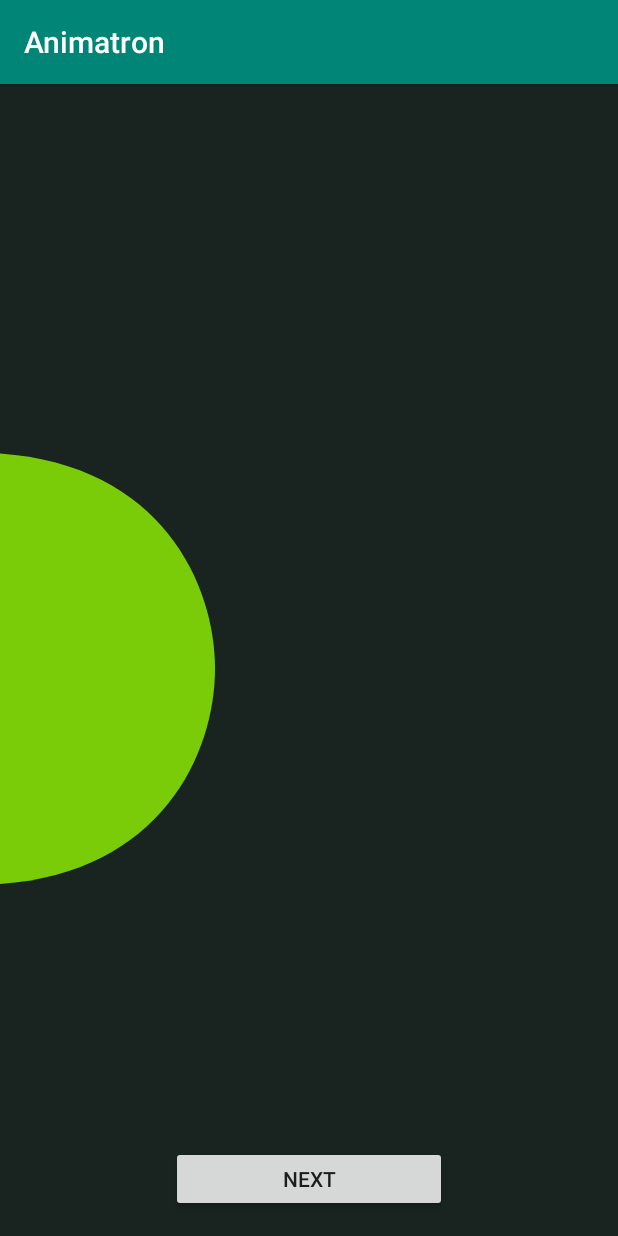
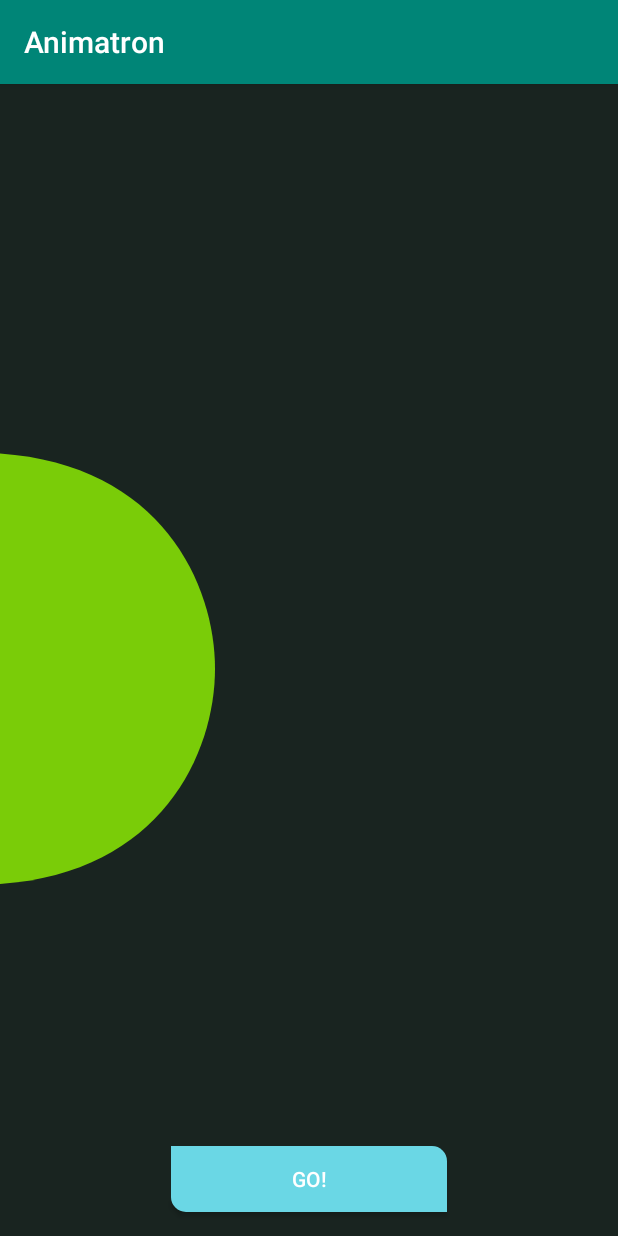
Before and after one commit to i-redbyte/Animatron, an Android app: the GolangPowerActivity screen opened directly, with no data from a screen before it, on a phone screen of 412 x 824 dp. Run offline under Robolectric (Android 15) with nearby library versions, the phone set to English and light mode, and no system bars.

Commit message:
add btn go power design + small fixes

```diff
--- /dev/null
+++ b/app/src/main/res/drawable/btn_go_power.xml
@@ -0,0 +1,11 @@
+<?xml version="1.0" encoding="utf-8"?>
+<shape xmlns:android="http://schemas.android.com/apk/res/android"
+    android:padding="10dp"
+    android:shape="rectangle">
+    <solid android:color="@color/colorGo" /> <!-- this one is ths color of the Rounded Button -->
+    <corners
+        android:bottomLeftRadius="10dp"
+        android:bottomRightRadius="0dp"
+        android:topLeftRadius="0dp"
+        android:topRightRadius="10dp" />
+</shape>
--- a/app/src/main/res/drawable/ic_scene_mask.xml
+++ b/app/src/main/res/drawable/ic_scene_mask.xml
@@ -4,7 +4,7 @@
     android:viewportWidth="290"
     android:viewportHeight="370">
     <path
-        android:fillColor="@color/colorBackgroundThreeScenes"
+        android:fillColor="@color/colorBkgGoPowerScenes"
         android:fillType="evenOdd"
         android:pathData="M269.9,39.7c-27.1,60.5 -85.2,82.2 -129,82.2c-43.9,0 -101.9,-21.7 -129,-82.2H0v329.6h281.8V39.7H269.9z" />
 </vector>
--- a/app/src/main/res/drawable/ic_semicircle.xml
+++ b/app/src/main/res/drawable/ic_semicircle.xml
@@ -4,7 +4,7 @@
     android:viewportWidth="143"
     android:viewportHeight="300">
     <path
-        android:fillColor="#7ACC08"
+        android:fillColor="@color/colorGreen"
         android:fillType="evenOdd"
         android:pathData="M0,144.09c0,59.097 39.327,144.092 160,144.092V0C39.45,0 0,84.911 0,144.09" />
 </vector>
--- a/app/src/main/res/layout/activity_golang_power.xml
+++ b/app/src/main/res/layout/activity_golang_power.xml
@@ -5,7 +5,7 @@
     android:id="@+id/gopherRootMotion"
     android:layout_width="match_parent"
     android:layout_height="match_parent"
-    android:background="@color/colorBackgroundThreeScenes"
+    android:background="@color/colorBkgGoPowerScenes"
     android:gravity="center_horizontal"
     android:orientation="vertical"
     app:layoutDescription="@xml/gopher_animation_scene">
@@ -25,7 +25,10 @@
         android:layout_height="44dp"
         android:layout_marginBottom="16dp"
         android:gravity="center"
+        android:textColor="@color/colorWhite"
+        android:background="@drawable/btn_go_power"
         android:text="@string/go_power"
+        android:fontFamily="sans-serif-medium"
         app:layout_constraintBottom_toBottomOf="parent"
         app:layout_constraintEnd_toEndOf="parent"
         app:layout_constraintStart_toStartOf="parent" />
@@ -58,7 +61,7 @@
         android:id="@+id/onboarding_activity_bottom_cover"
         android:layout_width="0dp"
         android:layout_height="0dp"
-        android:background="@color/colorBackgroundThreeScenes"
+        android:background="@color/colorBkgGoPowerScenes"
         app:layout_constraintBottom_toBottomOf="parent"
         app:layout_constraintEnd_toEndOf="parent"
         app:layout_constraintStart_toStartOf="parent"
--- a/app/src/main/res/mipmap-anydpi-v26/ic_launcher.xml
+++ /dev/null
@@ -1,5 +0,0 @@
-<?xml version="1.0" encoding="utf-8"?>
-<adaptive-icon xmlns:android="http://schemas.android.com/apk/res/android">
-    <background android:drawable="@drawable/ic_launcher_background" />
-    <foreground android:drawable="@drawable/ic_launcher_foreground" />
-</adaptive-icon>
--- a/app/src/main/res/mipmap-anydpi-v26/ic_launcher_round.xml
+++ /dev/null
@@ -1,5 +0,0 @@
-<?xml version="1.0" encoding="utf-8"?>
-<adaptive-icon xmlns:android="http://schemas.android.com/apk/res/android">
-    <background android:drawable="@drawable/ic_launcher_background" />
-    <foreground android:drawable="@drawable/ic_launcher_foreground" />
-</adaptive-icon>
--- a/app/src/main/res/values/colors.xml
+++ b/app/src/main/res/values/colors.xml
@@ -4,5 +4,8 @@
     <color name="colorPrimaryDark">#00574B</color>
     <color name="colorAccent">#D81B60</color>
     <color name="colorWhite">#FFFFFF</color>
-    <color name="colorBackgroundThreeScenes">#192420</color>
+    <color name="colorBlack">#000000</color>
+    <color name="colorGreen">#7ACC08</color>
+    <color name="colorGo">#6AD7E5</color>
+    <color name="colorBkgGoPowerScenes">#192420</color>
 </resources>
--- a/app/src/main/res/values/strings.xml
+++ b/app/src/main/res/values/strings.xml
@@ -1,5 +1,5 @@
 <resources>
     <string name="app_name">Animatron</string>
     <string name="main_first_animation">Three scenes</string>
-    <string name="go_power">next</string>
+    <string name="go_power">Go!</string>
 </resources>
```
Also changed, not shown: app/src/main/res/drawable-v24/ic_launcher_foreground.xml (deleted, +0 -34 lines).
